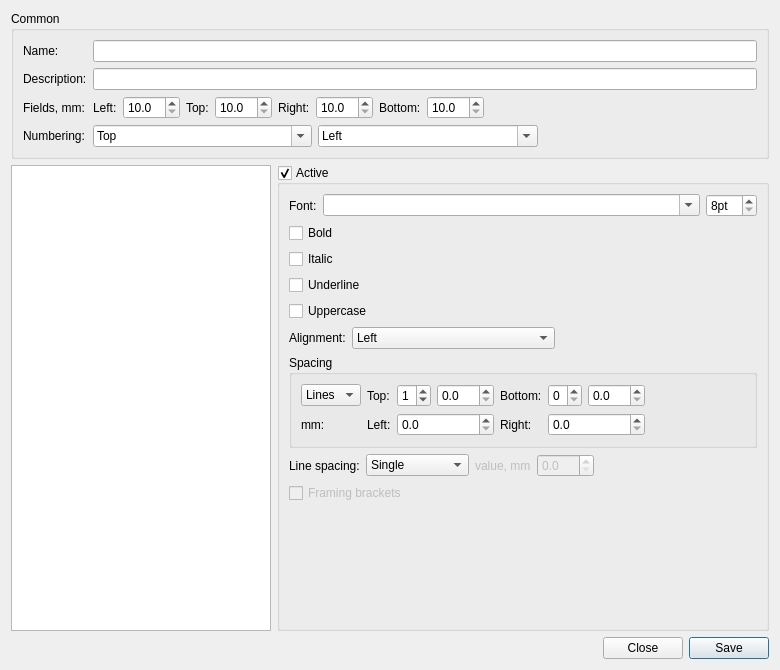
The window that src/bin/Scenarist/UserInterfaceLayer/Settings/TemplateDialog.ui (dimkanovikov/KITScenarist) describes before a commit, drawn with Qt 5.
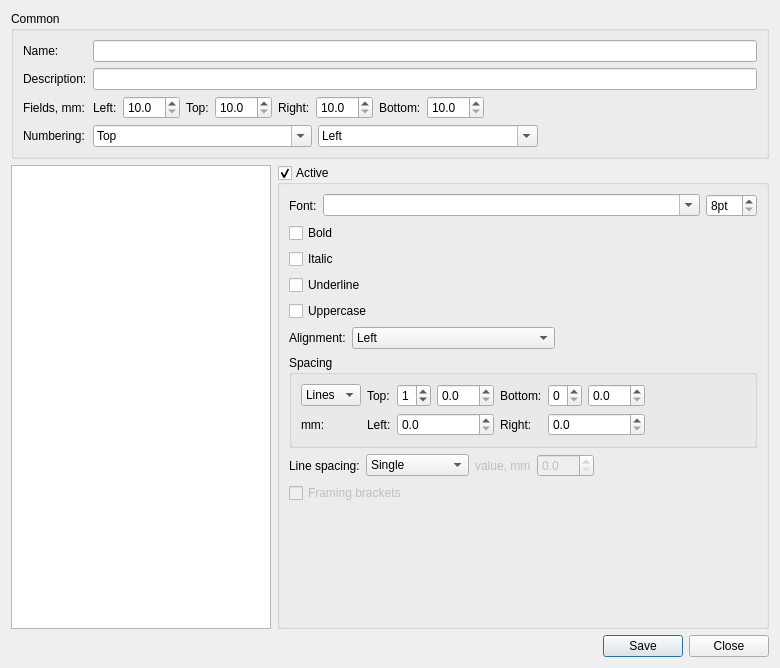
The same window after the commit.

Commit message: Improove dialog buttons and help labels

Patch:
```diff
--- a/src/bin/Scenarist/UserInterfaceLayer/Settings/TemplateDialog.ui
+++ b/src/bin/Scenarist/UserInterfaceLayer/Settings/TemplateDialog.ui
@@ -7,7 +7,7 @@
     <x>0</x>
     <y>0</y>
     <width>780</width>
-    <height>670</height>
+    <height>668</height>
    </rect>
   </property>
   <property name="windowTitle">
@@ -223,38 +223,11 @@
     </widget>
    </item>
    <item row="2" column="0" colspan="2">
-    <layout class="QHBoxLayout" name="horizontalLayout">
-     <item>
-      <spacer name="horizontalSpacer">
-       <property name="orientation">
-        <enum>Qt::Horizontal</enum>
-       </property>
-       <property name="sizeHint" stdset="0">
-        <size>
-         <width>40</width>
-         <height>20</height>
-        </size>
-       </property>
-      </spacer>
-     </item>
-     <item>
-      <widget class="QPushButton" name="close">
-       <property name="text">
-        <string>Close</string>
-       </property>
-      </widget>
-     </item>
-     <item>
-      <widget class="QPushButton" name="save">
-       <property name="text">
-        <string>Save</string>
-       </property>
-       <property name="default">
-        <bool>true</bool>
-       </property>
-      </widget>
-     </item>
-    </layout>
+    <widget class="QDialogButtonBox" name="buttons">
+     <property name="standardButtons">
+      <set>QDialogButtonBox::Close|QDialogButtonBox::Save</set>
+     </property>
+    </widget>
    </item>
    <item row="1" column="1">
     <widget class="QGroupBox" name="isActive">
```
Left out of the diff: 2 changed lines with no effect on the pictures. The commit also changes 9 other files.
